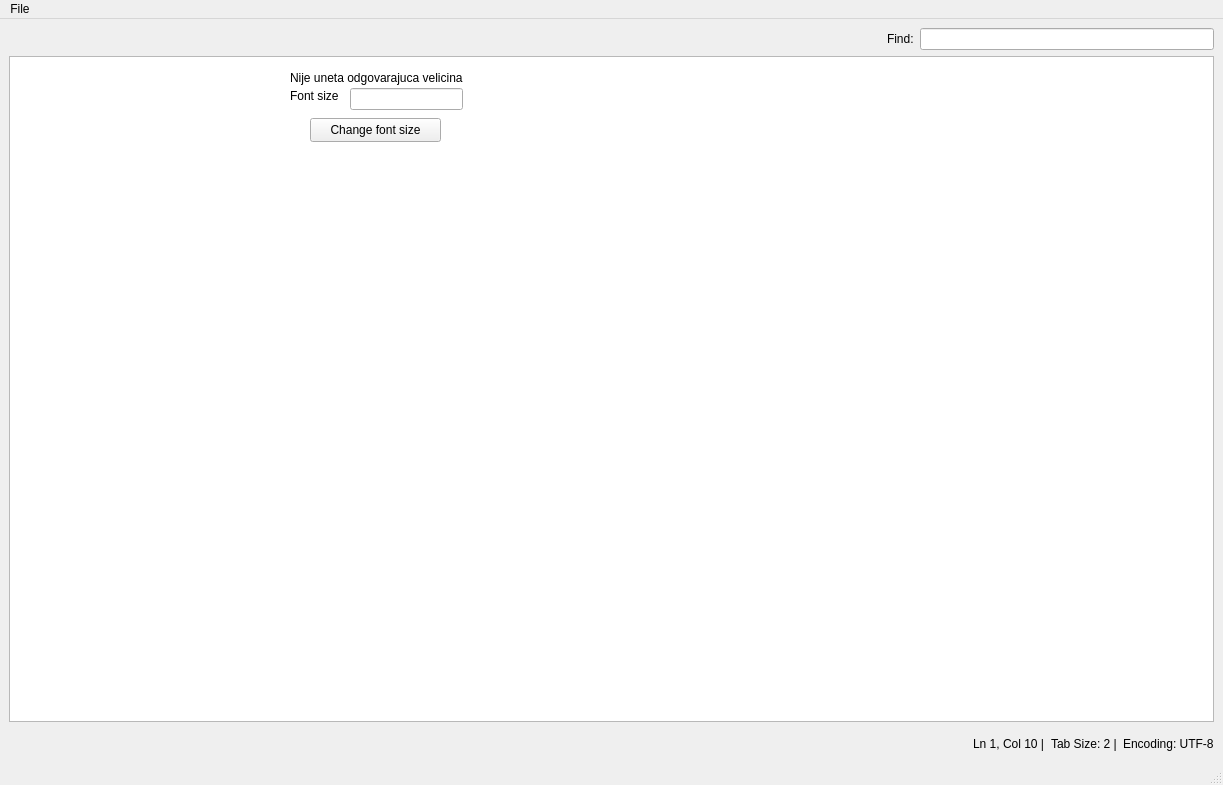
Above: form/mainwindow.ui from ilija-s/html-editor before the change. Below: the same form after it.
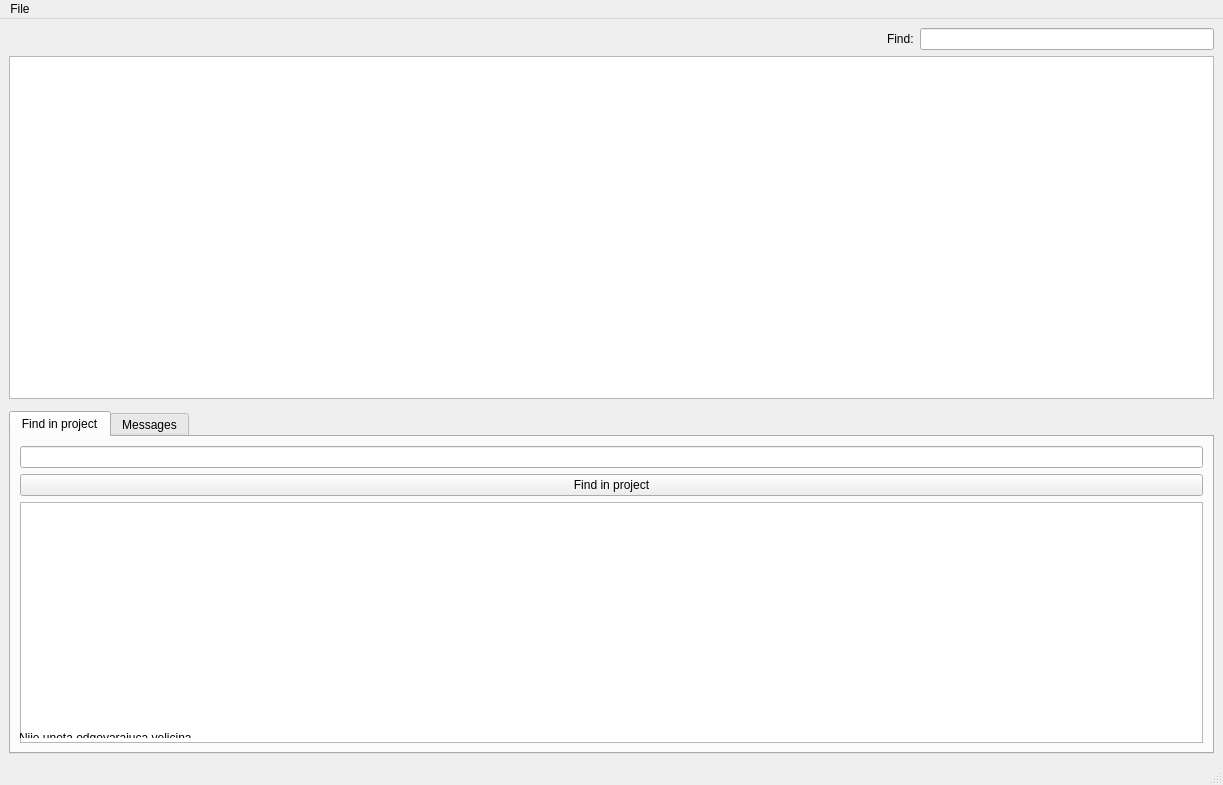
That is the form after the change. Custom widgets are drawn as their Qt base class.

Commit message: Improve: Added mock design for find in project and editor messages

```diff
--- a/form/mainwindow.ui
+++ b/form/mainwindow.ui
@@ -14,7 +14,7 @@
    <string>MainWindow</string>
   </property>
   <widget class="QWidget" name="centralwidget">
-   <layout class="QHBoxLayout" name="horizontalLayout_3">
+   <layout class="QHBoxLayout" name="horizontalLayout_2">
     <item>
      <layout class="QVBoxLayout" name="leftWindow"/>
     </item>
@@ -85,42 +85,56 @@
          <widget class="NumberSideBar" name="numberSideBar" native="true"/>
         </item>
         <item>
-         <layout class="QHBoxLayout" name="horizontalLayout_4">
+         <layout class="QHBoxLayout" name="horizontalLayout_4"/>
+        </item>
           <item>
-           <spacer name="horizontalSpacer_2">
-            <property name="orientation">
-             <enum>Qt::Horizontal</enum>
-            </property>
-            <property name="sizeHint" stdset="0">
-             <size>
-              <width>40</width>
-              <height>20</height>
-             </size>
-            </property>
-           </spacer>
-          </item>
-          <item>
-           <widget class="QLabel" name="label_2">
-            <property name="text">
-             <string>Ln 1, Col 10 |</string>
-            </property>
-           </widget>
+         <widget class="QTabWidget" name="tabWidget">
+          <property name="autoFillBackground">
+           <bool>false</bool>
+          </property>
+          <property name="currentIndex">
+           <number>0</number>
+          </property>
+          <property name="usesScrollButtons">
+           <bool>false</bool>
+          </property>
+          <property name="tabsClosable">
+           <bool>false</bool>
+          </property>
+          <property name="movable">
+           <bool>true</bool>
+          </property>
+          <widget class="QWidget" name="searchTab">
+           <attribute name="title">
+            <string>Find in project</string>
+           </attribute>
+           <layout class="QVBoxLayout" name="verticalLayout">
+            <item>
+             <widget class="QLineEdit" name="leFindInProjectSearchQuery"/>
           </item>
           <item>
-           <widget class="QLabel" name="label_3">
+             <widget class="QPushButton" name="pbFindInProject">
             <property name="text">
-             <string>Tab Size: 2 |</string>
+               <string>Find in project</string>
             </property>
            </widget>
           </item>
           <item>
-           <widget class="QLabel" name="encoding">
-            <property name="text">
-             <string>Encoding: UTF-8</string>
-            </property>
-           </widget>
-          </item>
-         </layout>
+             <widget class="QListWidget" name="lwLinesFound"/>
+            </item>
+           </layout>
+          </widget>
+          <widget class="QWidget" name="messageTab">
+           <attribute name="title">
+            <string>Messages</string>
+           </attribute>
+           <layout class="QVBoxLayout" name="verticalLayout_3">
+            <item>
+             <widget class="QListWidget" name="lwEditorMessages"/>
+            </item>
+           </layout>
+          </widget>
+         </widget>
         </item>
        </layout>
       </item>
@@ -130,10 +144,10 @@
    <widget class="QWidget" name="fontSize" native="true">
     <property name="geometry">
      <rect>
-      <x>280</x>
-      <y>49</y>
-      <width>201</width>
-      <height>81</height>
+      <x>9</x>
+      <y>709</y>
+      <width>1205</width>
+      <height>10</height>
      </rect>
     </property>
     <widget class="QLabel" name="lfontSize">
```
Lines whose indentation alone changed are shown as unchanged.
